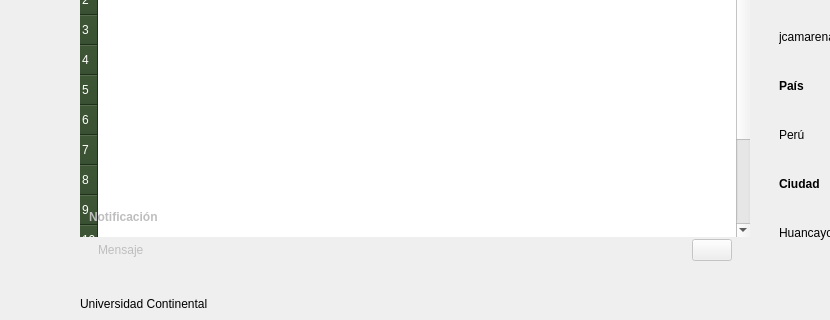
The window that ui_files/UI_MainWindow.ui (JosueDanielGarciaBetancourt/AsistenciaAutomaticaLectorBarras) describes before a commit, drawn with Qt 5; both pictures show x 268 to 1098 and y 230 to 550 of the 1293 by 550 pixel window.
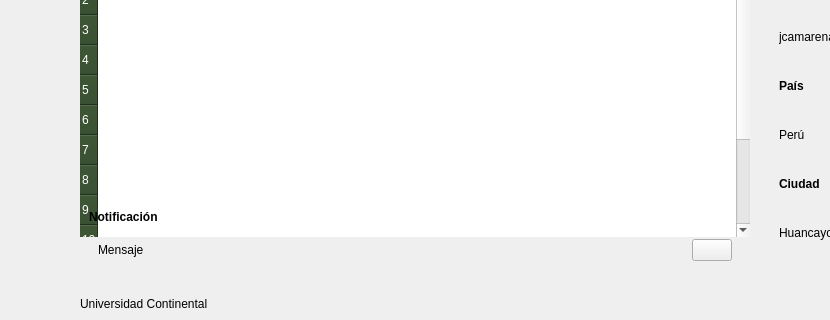
The same window after the commit. Icons and pictures are not drawn.

Commit message: Corrigiendo la ventana emergente de profile

What changed in the file:
```diff
--- a/ui_files/UI_MainWindow.ui
+++ b/ui_files/UI_MainWindow.ui
@@ -1803,10 +1803,10 @@
                          </item>
                         </widget>
                        </item>
-                       <item>
+                       <item alignment="Qt::AlignVCenter">
                         <widget class="QWidget" name="popupNotificationSubContainer" native="true">
                          <property name="enabled">
-                          <bool>false</bool>
+                          <bool>true</bool>
                          </property>
                          <layout class="QVBoxLayout" name="verticalLayout_18">
                           <item>
```
Left out of the diff: 2 changed lines with no effect on the pictures. The commit also changes 2 other files.
